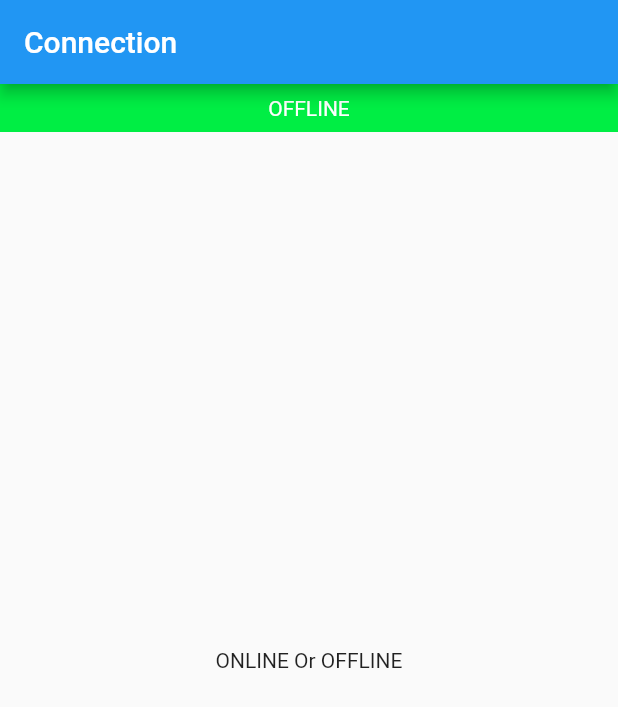
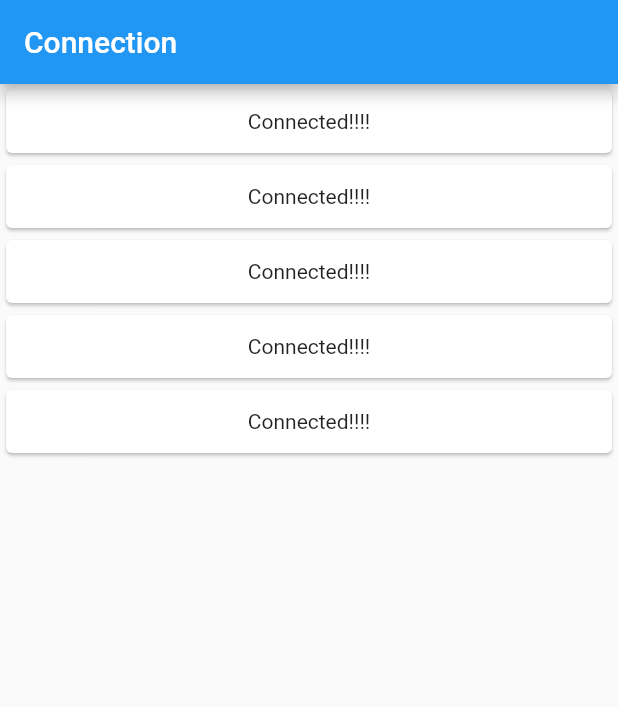
Before and after one commit to thiruraje/flutter_offline, a Flutter app: the screen it shows after launch, on a phone screen of 412 x 824 dp. Shown: the top 707 px of the screen. Run offline on Flutter 3.47's test engine with Material 2 defaults, Android fonts, the phone set to English and light mode, and no system bars; our stand-ins replace flutter_offline.

```diff
--- a/lib/main.dart
+++ b/lib/main.dart
@@ -9,7 +9,27 @@ class MyApp extends StatelessWidget {
   Widget build(BuildContext context) {
     return MaterialApp(
       debugShowCheckedModeBanner: false,
-      home: Scaffold(
+      home:HomePage() ,
+    );
+  }
+}
+
+class HomePage extends StatefulWidget {
+  HomePage({Key key}) : super(key: key);
+
+  @override
+  _HomePageState createState() => _HomePageState();
+}
+
+class _HomePageState extends State<HomePage> {
+
+  Future getProjectDetails() async {
+    var result = ["thiru","vicky"];
+    return result;
+  }
+  @override
+  Widget build(BuildContext context) {
+    return Scaffold(
           appBar: AppBar(
             title: Text("Connection"),
           ),
@@ -21,75 +41,85 @@ class MyApp extends StatelessWidget {
                   ConnectivityResult connectivity,
                   Widget child
                   ) {
-                  final bool connected =
-                      connectivity != ConnectivityResult.none;
+                  final bool connected =connectivity != ConnectivityResult.none;
                   return Stack(
                     fit: StackFit.expand,
                     children: [
-                      child,
-                      Positioned(
-                        left: 0.0,
-                        right: 0.0,
-                        height: 32.0,
-                        child: AnimatedContainer(
-                          duration: const Duration(milliseconds: 300),
-                          color:
-                              connected ? Color(0xFF00EE44) : Color(0xFFEE4400),
-                          child: connected
-                              ?  Row(
-                                  mainAxisAlignment: MainAxisAlignment.center,
-                                  children: <Widget>[
-                                    Text(
-                                      "OFFLINE",
-                                      style: TextStyle(color: Colors.white),
-                                    ),
+                      connected ? child :  Center(
+                        child: CircularProgressIndicator(),
+                    ),
+                      // Positioned(
+                      //   bottom: 0.0,
+                      //   right: 0.0,
+                      //   left: 0.0,
+                      //   height: 32.0,
+                      //   child: AnimatedContainer(
+                      //     duration: const Duration(milliseconds: 300),
+                      //     color:
+                      //         connected ? Color(0xFF00EE44) : Color(0xFFEE4400),
+                      //     child: connected
+                      //         ?  Row(
+                      //             mainAxisAlignment: MainAxisAlignment.center,
+                      //             children: <Widget>[
+                      //               Text(
+                      //                 "OFFLINE",
+                      //                 style: TextStyle(color: Colors.white),
+                      //               ),
 
-                                  ],
-                                )
-                              : Row(
-                                  mainAxisAlignment: MainAxisAlignment.center,
-                                  children: <Widget>[
-                                    Text(
-                                      "OFFLINE",
-                                      style: TextStyle(color: Colors.white),
-                                    ),
-                                    SizedBox(
-                                      width: 8.0,
-                                    ),
-                                    SizedBox(
-                                      width: 12.0,
-                                      height: 12.0,
-                                      child: CircularProgressIndicator(
-                                        strokeWidth: 2.0,
-                                        valueColor:
-                                            AlwaysStoppedAnimation<Color>(
-                                                Colors.white),
-                                      ),
-                                    ),
-                                  ],
-                                ),
-                        ),
-                      ),
+                      //             ],
+                      //           )
+                      //         : Row(
+                      //             mainAxisAlignment: MainAxisAlignment.center,
+                      //             children: <Widget>[
+                      //               Text(
+                      //                 "OFFLINE",
+                      //                 style: TextStyle(color: Colors.white),
+                      //               ),
+                      //               SizedBox(
+                      //                 width: 8.0,
+                      //               ),
+                      //               SizedBox(
+                      //                 width: 12.0,
+                      //                 height: 12.0,
+                      //                 child: CircularProgressIndicator(
+                      //                   strokeWidth: 2.0,
+                      //                   valueColor:
+                      //                       AlwaysStoppedAnimation<Color>(
+                      //                           Colors.white),
+                      //                 ),
+                      //               ),
+                      //             ],
+                      //           ),
+                      //   ),
+                      // ),
                     ],
                   );
                 },
                 child: Center(
-
-                  child: Column(
-                    mainAxisAlignment: MainAxisAlignment.center,
-                    children: <Widget>[
-                      Text("ONLINE Or OFFLINE"),
-                      // RaisedButton(
-                      //   onPressed: () {  },
-                      //   child:Text("next page")
-
-                      // )
-                    ],
-                  ),
+                  child: FutureBuilder(
+                        builder: (context, projectSnap) {
+                          if (projectSnap.connectionState == ConnectionState.none &&
+                              projectSnap.hasData == null) {
+                            //print('project snapshot data is: ${projectSnap.data}');
+                            return Container();
+                          }
+                          return ListView.builder(
+                            itemCount: 5,
+                            itemBuilder: (context, index) {
+                              return Container(
+                                height: 50.0,
+                                child: Card(
+                                  child: Center(child: Text("Connected!!!!"))
+                                  ),
+                              );
+                            },
+                          );
+                        },
+                        future: getProjectDetails(),
+                      ),
                 ),
               );
             },
-          )),
-    );
+          ));
   }
 }
--- a/pubspec.yaml
+++ b/pubspec.yaml
@@ -17,7 +17,6 @@ dependencies:
 
 
   cupertino_icons: ^0.1.3
-  connectivity: ^0.4.9
   flutter_offline: "^0.3.0"
 
 dev_dependencies:
```
Also changed, not shown: pubspec.lock.
